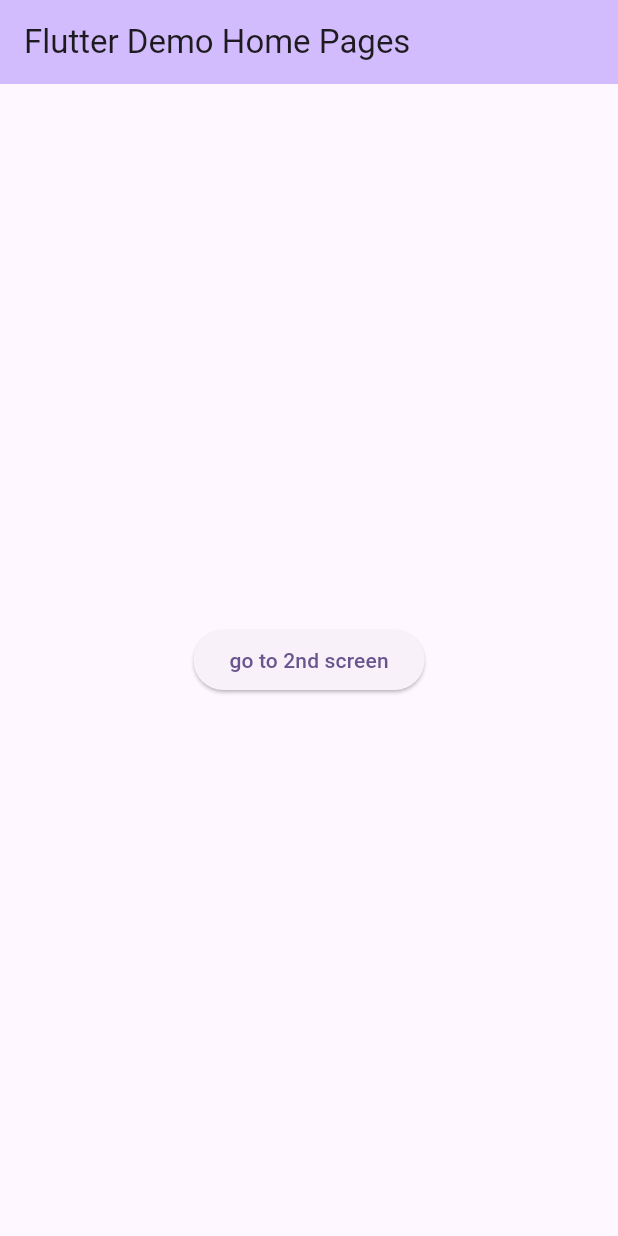
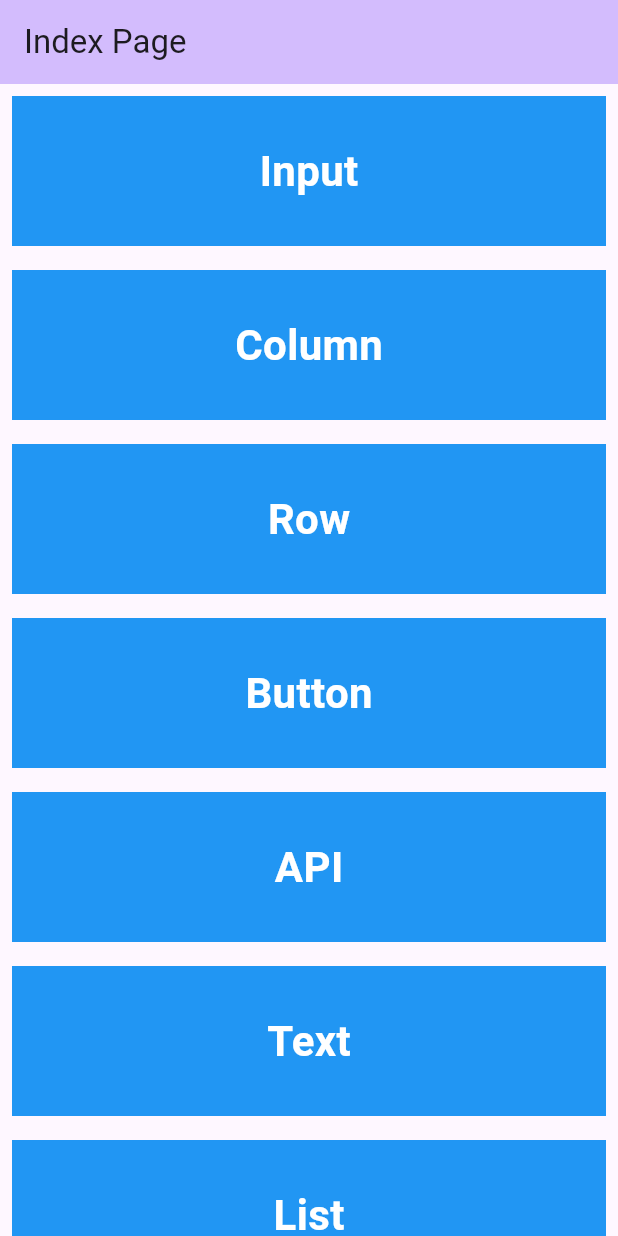
Before and after one commit to hasanthex/basic-flutter, a Flutter app: the screen it shows after launch, on a phone screen of 412 x 824 dp. Run offline on Flutter 3.47's test engine with Material 3 defaults, Android fonts, the phone set to English and light mode, and no system bars.

Commit message:
Listview Builder implement

```diff
--- a/lib/main.dart
+++ b/lib/main.dart
@@ -1,5 +1,5 @@
 import 'package:flutter/material.dart';
-import 'package:flutter_application_2/SecondScreen.dart';
+import 'package:flutter_application_2/utils/ListItem.dart';
 
 void main() {
   runApp(const MyApp());
@@ -17,7 +17,7 @@ class MyApp extends StatelessWidget {
         colorScheme: ColorScheme.fromSeed(seedColor: Colors.deepPurple),
         useMaterial3: true,
       ),
-      home: const MyHomePage(title: 'Flutter Demo Home Pages'),
+      home: const MyHomePage(title: 'Index Page'),
     );
   }
 }
@@ -32,6 +32,16 @@ class MyHomePage extends StatefulWidget {
 }
 
 class _MyHomePageState extends State<MyHomePage> {
+  final List<String> _topic = [
+    'Input',
+    'Column',
+    'Row',
+    'Button',
+    'API',
+    'Text',
+    'List'
+  ];
+
   @override
   Widget build(BuildContext context) {
     return Scaffold(
@@ -39,15 +49,11 @@ class _MyHomePageState extends State<MyHomePage> {
         backgroundColor: Theme.of(context).colorScheme.inversePrimary,
         title: Text(widget.title),
       ),
-      body: Center(
-        child: ElevatedButton(
-            onPressed: () {
-              Navigator.push(
-                  context,
-                  MaterialPageRoute(
-                      builder: (context) => const SecondScreen()));
-            },
-            child: const Text("go to 2nd screen")),
+      body: ListView.builder(
+        itemCount: _topic.length,
+        itemBuilder: (context, index) {
+          return ListItem(childText: _topic[index]);
+        },
       ),
       // This trailing comma makes auto-formatting nicer for build methods.
     );
--- /dev/null
+++ b/lib/utils/ListItem.dart
@@ -0,0 +1,25 @@
+import 'package:flutter/material.dart';
+
+class ListItem extends StatelessWidget {
+  final String childText;
+
+  const ListItem({super.key, required this.childText});
+
+  @override
+  Widget build(BuildContext context) {
+    return Padding(
+      padding: const EdgeInsets.all(8.0),
+      child: Container(
+        height: 100,
+        color: Colors.blue,
+        child: Center(
+          child: Text(
+            childText,
+            style: TextStyle(
+                fontWeight: FontWeight.bold, color: Colors.white, fontSize: 28),
+          ),
+        ),
+      ),
+    );
+  }
+}
```
Also changed, not shown: lib/input/InputScreen.dart (added, +21 -0 lines).
